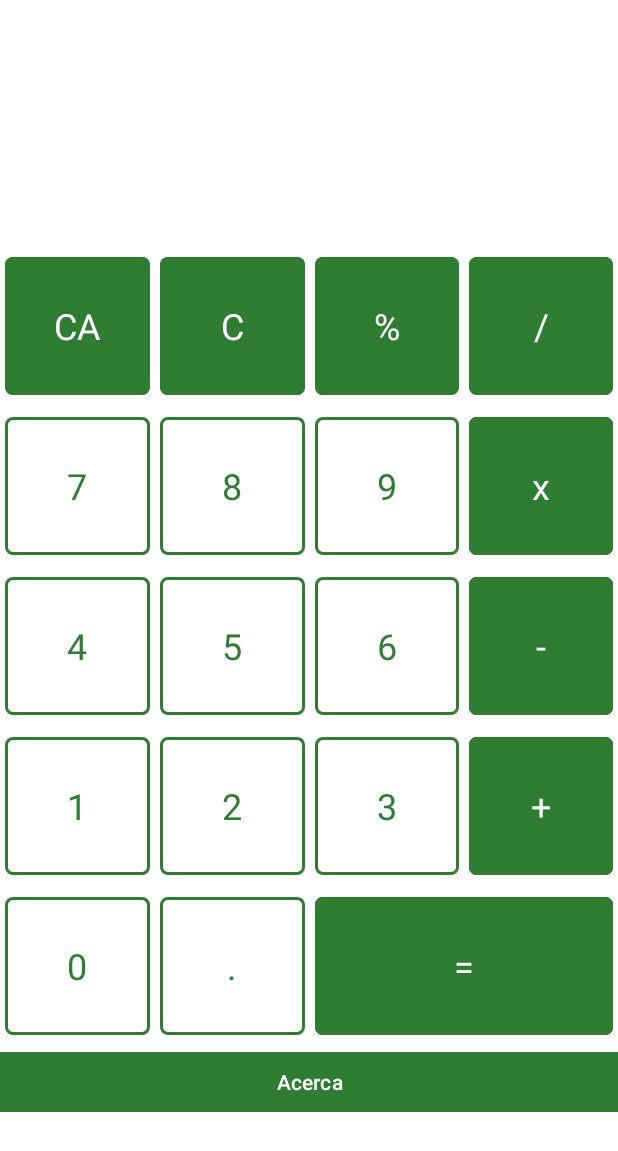
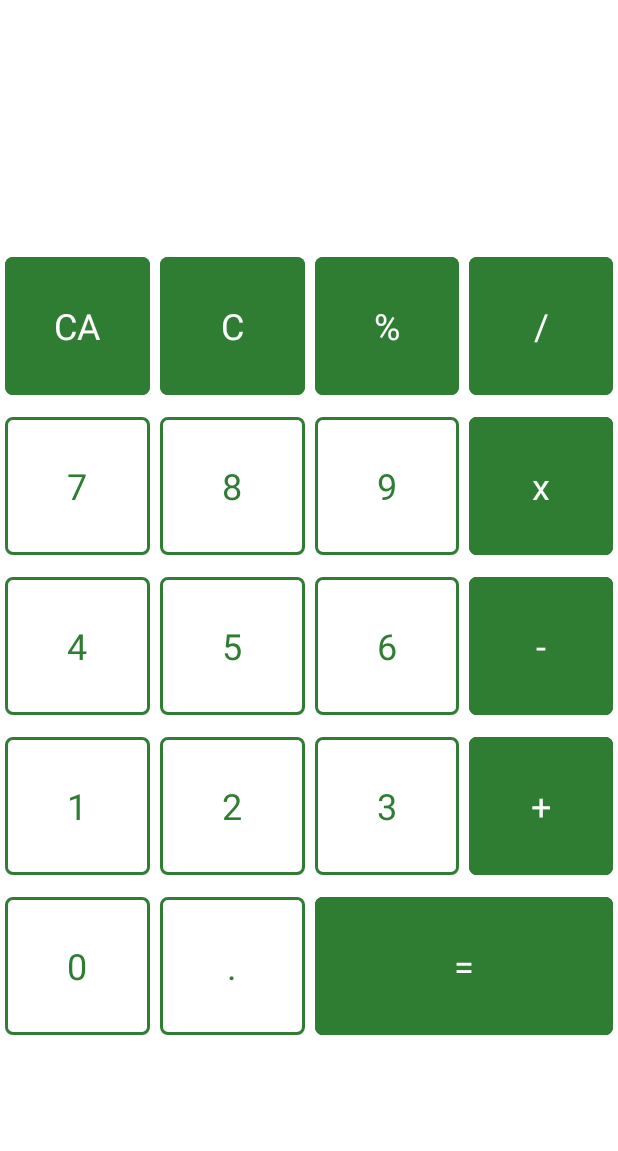
Before and after one commit to yahirLC/CALCULADORA, an Android app: the screen it shows after launch (MainActivity), on a phone screen of 412 x 824 dp. Shown: the top 1151 px of the screen. Run offline under Robolectric (Android 15) with nearby library versions, the phone set to English and light mode, and no system bars; Roboto replaces fonts that are not available here.

Commit message:
Finalizacion Calculadora, Adicion Menu

```diff
--- a/app/src/main/java/com/example/calculadora/MainActivity.kt
+++ b/app/src/main/java/com/example/calculadora/MainActivity.kt
@@ -7,18 +7,11 @@ import android.view.MenuItem
 import android.view.View
 import android.widget.Button
 import android.widget.TextView
+import android.widget.Toast
 
 import java.text.DecimalFormat
-import java.time.temporal.IsoFields
-import java.time.temporal.Temporal
 
 class MainActivity : AppCompatActivity() {
-
-    val SUMA = "+"
-    val RESTA = "-"
-    val MULTIPLICACION = "*"
-    val DIVISION = "/"
-    val PORCENTAJE = "%"
 
     var OPERACION = ""
 
@@ -40,6 +33,18 @@ class MainActivity : AppCompatActivity() {
         tvresultado = findViewById(R.id.tvresultado)
 
 
+    }
+
+    override fun onCreateOptionsMenu(menu: Menu?): Boolean {
+        menuInflater.inflate(R.menu.menu,menu)
+        return super.onCreateOptionsMenu(menu)
+    }
+
+    override fun onOptionsItemSelected(item: MenuItem): Boolean {
+        when(item.itemId){
+            R.id.about -> Toast.makeText(this,"Sobre Quien",Toast.LENGTH_SHORT).show()
+        }
+        return super.onOptionsItemSelected(item)
     }
 
     fun CAMBIAOPERADOR(b: View){
--- a/app/src/main/res/layout/activity_main.xml
+++ b/app/src/main/res/layout/activity_main.xml
@@ -37,11 +37,4 @@
         android:layout_width="match_parent"
         android:layout_height="wrap_content" />
 
-    <Button
-        android:id="@+id/ButtonAcerca"
-        android:layout_width="match_parent"
-        android:layout_height="wrap_content"
-        android:backgroundTint="#2E7D32"
-        android:text="Acerca"
-        app:cornerRadius="0dp" />
 </LinearLayout>
--- /dev/null
+++ b/app/src/main/res/menu/menu.xml
@@ -0,0 +1,12 @@
+<?xml version="1.0" encoding="utf-8"?>
+<menu xmlns:android="http://schemas.android.com/apk/res/android"
+    xmlns:app="http://schemas.android.com/apk/res-auto">
+
+
+    <item
+        android:id="@+id/about"
+        android:icon="@drawable/baseline_person_24"
+        android:title="ABOUT"
+        app:showAsAction="ifRoom"/>
+
+</menu>
```
